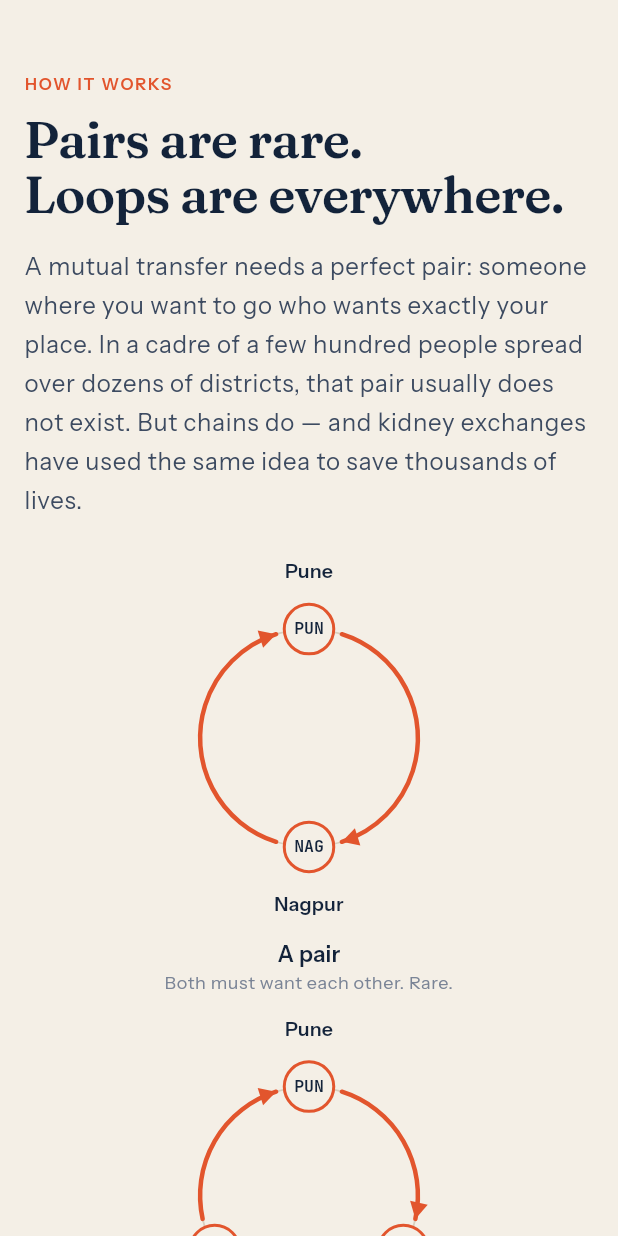
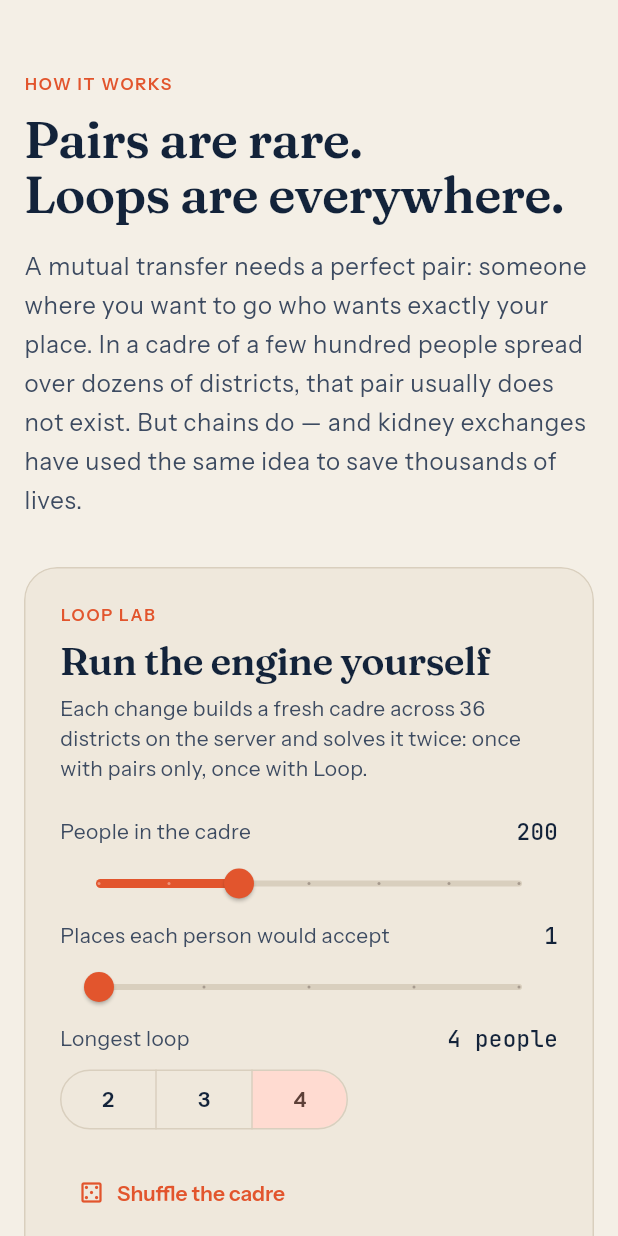
Before and after one commit to TusharTechs/loop-transfers, a Flutter app: the AboutScreen widget shown alone on an empty page, opened directly, on a phone screen of 412 x 824 dp. Run offline on Flutter 3.47's test engine with Material 3 defaults, Android fonts, the phone set to English and light mode, and no system bars; our stand-ins replace clock, google_fonts; missing offline and left inert: flutter_driver, serverpod, serverpod_auth_core_client, serverpod_auth_core_server, serverpod_auth_idp_client, serverpod_auth_idp_flutter and 4 more; statements that could not run were skipped.

Commit message:
Loop Lab first on How it works

```diff
--- a/loop_flutter/lib/screens/about_screen.dart
+++ b/loop_flutter/lib/screens/about_screen.dart
@@ -35,6 +35,8 @@ class AboutScreen extends StatelessWidget {
               'save thousands of lives.',
               style: context.text.bodyLarge!.copyWith(height: 1.6),
             ),
+            const SizedBox(height: 32),
+            const LoopLab(),
             const SizedBox(height: 36),
             Center(
               child: Wrap(
@@ -72,8 +74,6 @@ class AboutScreen extends StatelessWidget {
                 ],
               ),
             ),
-            const SizedBox(height: 40),
-            const LoopLab(),
             const SizedBox(height: 44),
             for (final (n, title, body) in _steps)
               Padding(
```
